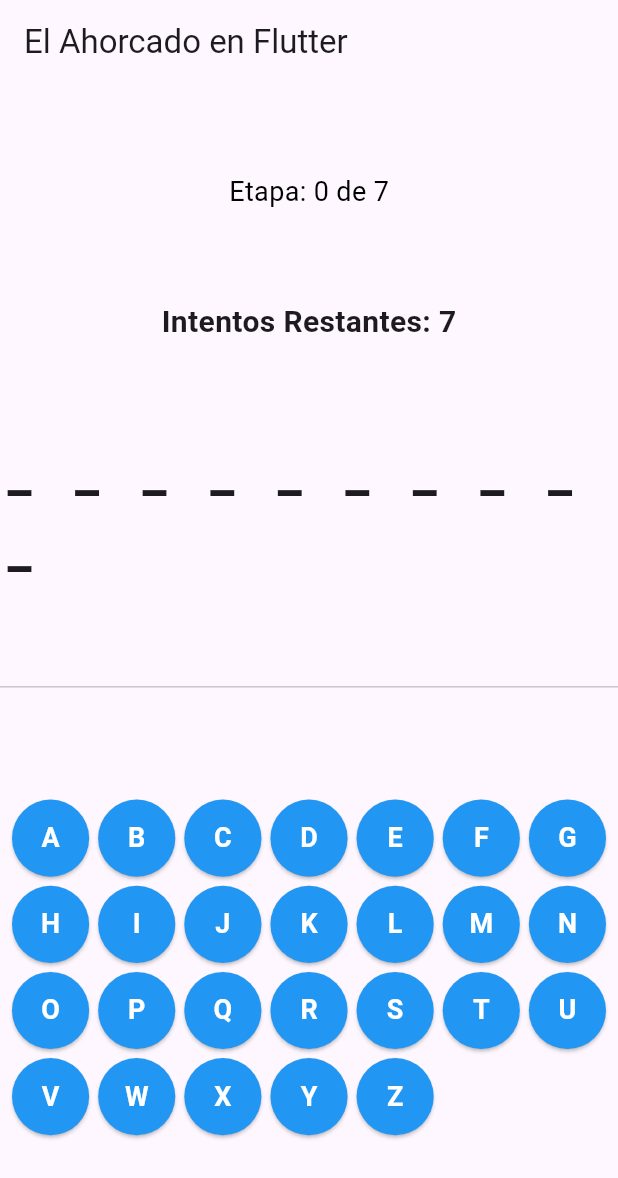
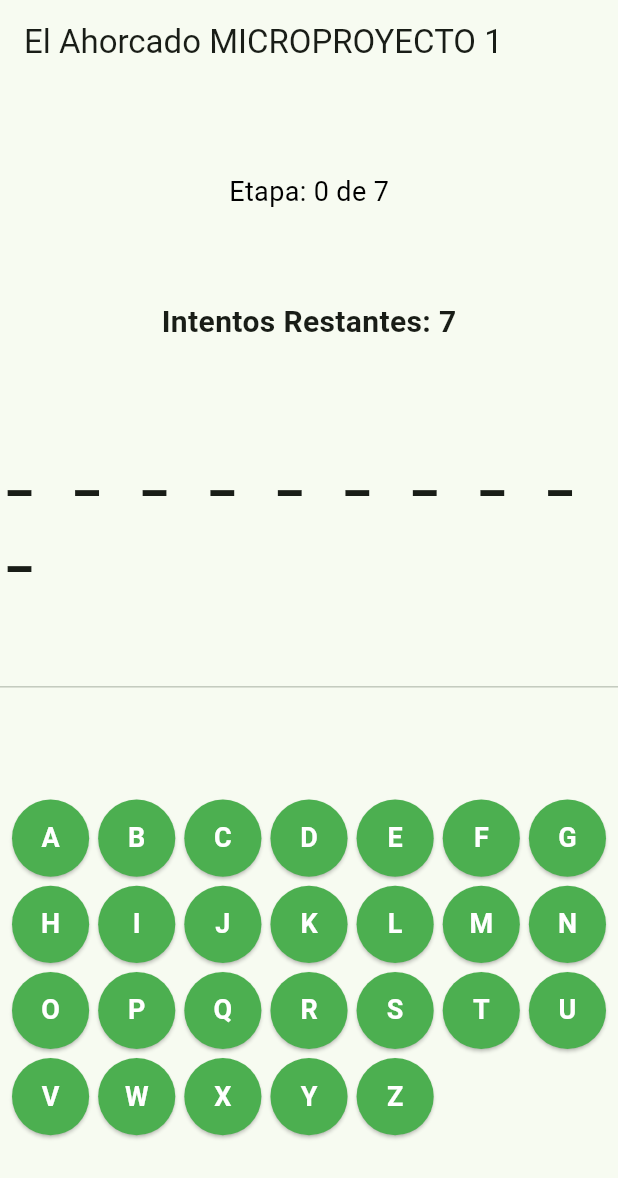
Before and after one commit to SARCOVXD/AhorcadoSistemasDeInfo2, a Flutter app: the screen it shows after launch, on a phone screen of 412 x 824 dp. Shown: the top 1178 px of the screen. Run offline on Flutter 3.47's test engine with Material 3 defaults, Android fonts, the phone set to English and light mode, and no system bars.

Commit message:
Cambios en la interfaz

```diff
--- a/lib/Pantallita/interfaz_de_juego.dart
+++ b/lib/Pantallita/interfaz_de_juego.dart
@@ -73,7 +73,6 @@ class _EstadoPantallaAhorcado extends State<PantallaAhorcado> {
   // PALABRAS DEL AHORCADO
   Widget letrasAhorcado() {
 
-    // Por ahora, solo texto para simplificar
     return Text(
       'Etapa: ${juego.intentosIncorrectos} de 7',
       style: TextStyle(fontSize: 18, color: juego.haPerdido ? Colors.red : Colors.black),
@@ -84,7 +83,7 @@ class _EstadoPantallaAhorcado extends State<PantallaAhorcado> {
   @override
   Widget build(BuildContext context) {
     return Scaffold(
-      appBar: AppBar(title: const Text('El Ahorcado en Flutter')),
+      appBar: AppBar(title: const Text('El Ahorcado MICROPROYECTO 1')),
       body: Center(
         child: Column(
           mainAxisAlignment: MainAxisAlignment.spaceEvenly,
@@ -125,7 +124,7 @@ class _EstadoPantallaAhorcado extends State<PantallaAhorcado> {
                   bool esCorrecta = juego.palabraCompleta.contains(letra);
                   bool juegoTerminado = juego.haGanado || juego.haPerdido;
 
-                  Color colorBoton = Colors.blue;
+                  Color colorBoton = Colors.green;
                   if (fueIntentada) {
                     colorBoton = esCorrecta ? Colors.green.shade700 : Colors.red.shade700;
                   }
@@ -151,7 +150,7 @@ class _EstadoPantallaAhorcado extends State<PantallaAhorcado> {
                 padding: const EdgeInsets.only(top: 16.0),
                 child: ElevatedButton(
                   onPressed: _reiniciarJuego,
-                  child: const Text('Reiniciar Juego', style: TextStyle(fontSize: 18)),
+                  child: const Text('Reiniciar Juego', style: TextStyle(fontSize: 27)),
                 ),
               ),
           ],
--- a/lib/main.dart
+++ b/lib/main.dart
@@ -17,7 +17,7 @@ class MyApp extends StatelessWidget {
       title: 'Ahorcado',
       theme: ThemeData(
 
-        colorScheme: ColorScheme.fromSeed(seedColor: Colors.deepPurple),
+        colorScheme: ColorScheme.fromSeed(seedColor: Colors.green),
       ),
       home: const PantallaAhorcado(),
     );
```
